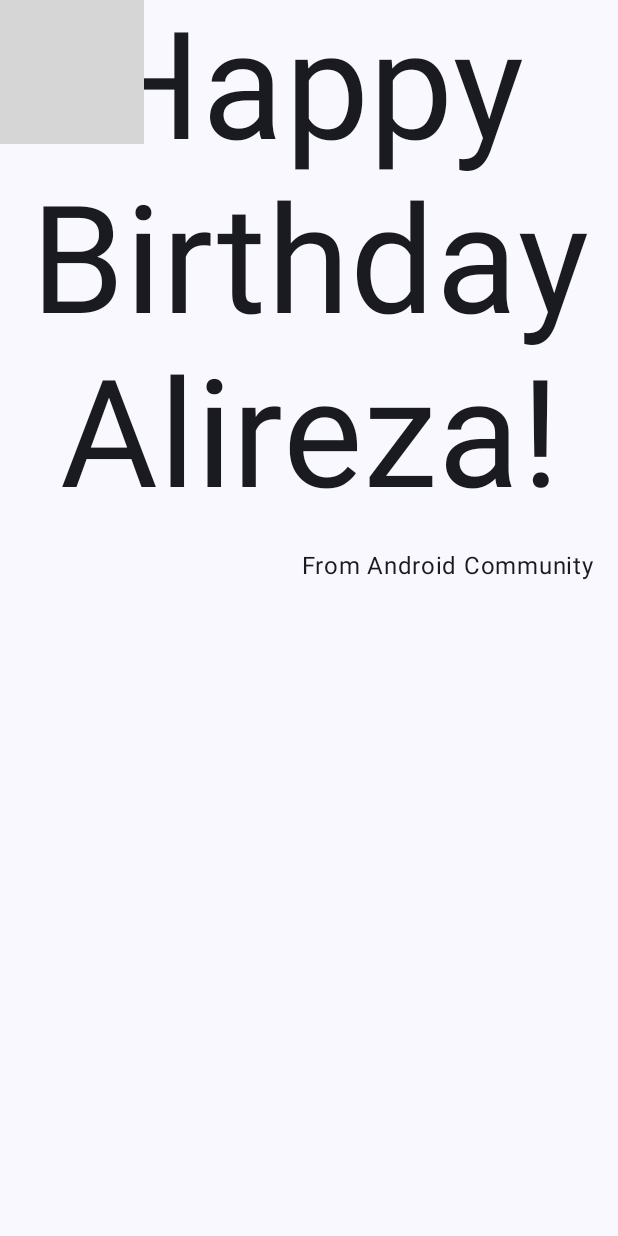
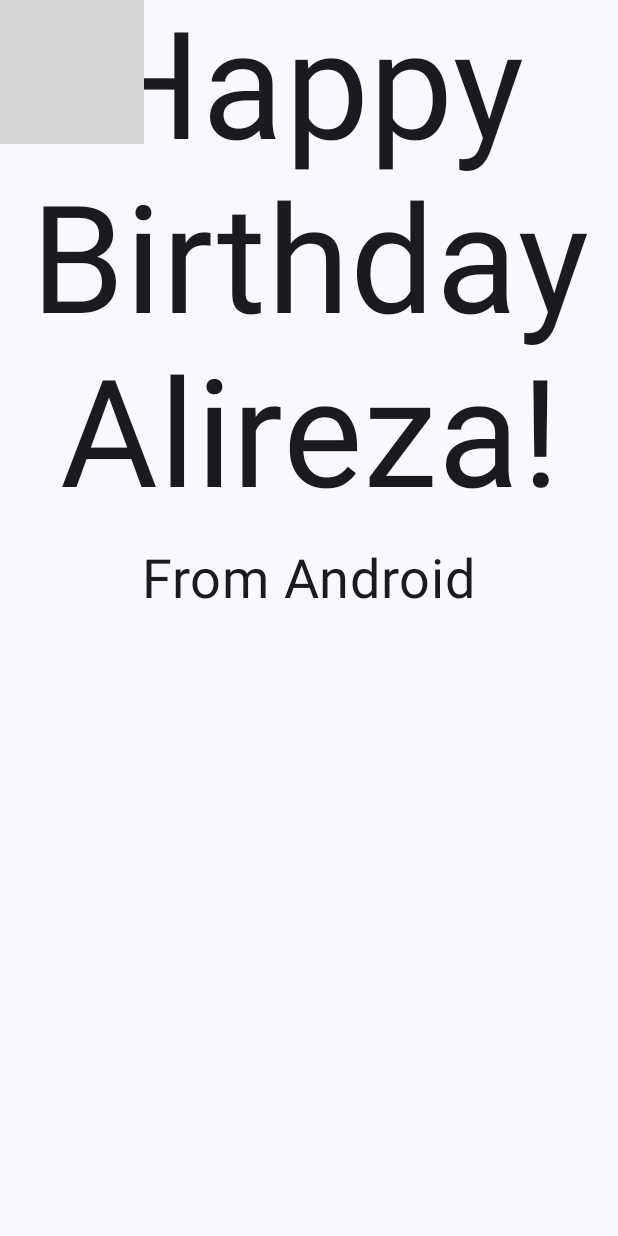
Before and after one commit to ghasabeh/HappyBirthday, an Android app built with Jetpack Compose: the screen it shows after launch (MainActivity), on a phone screen of 412 x 824 dp. Run offline under Robolectric (Android 15) with nearby library versions, the phone set to English and light mode, and no system bars; grey boxes are pictures that could not be loaded.

Commit message:
align center for signature. change string value of signature text.

```diff
--- a/app/src/main/java/com/ghasabeie/happybirthday/MainActivity.kt
+++ b/app/src/main/java/com/ghasabeie/happybirthday/MainActivity.kt
@@ -50,12 +50,17 @@ fun GreetingText(message: String, from: String, modifier: Modifier = Modifier) {
         verticalArrangement = Arrangement.Center,
         modifier = modifier
     ) {
-        Text(text = message, fontSize = 100.sp, lineHeight = 116.sp, textAlign = TextAlign.Center)
+        Text(
+            text = message,
+            fontSize = 100.sp,
+            lineHeight = 116.sp,
+            textAlign = TextAlign.Center)
         Text(
             text = from,
+            fontSize = 36.sp,
             modifier = modifier
                 .padding(16.dp)
-                .align(Alignment.End)
+                .align(Alignment.CenterHorizontally)
         )
     }
 }
--- a/app/src/main/res/values/strings.xml
+++ b/app/src/main/res/values/strings.xml
@@ -1,5 +1,5 @@
 <resources>
     <string name="app_name">Happy Birthday</string>
     <string name="happy_birthday_text">Happy Birthday Alireza!</string>
-    <string name="signature_text">From Android Community</string>
+    <string name="signature_text">From Android</string>
 </resources>
```
